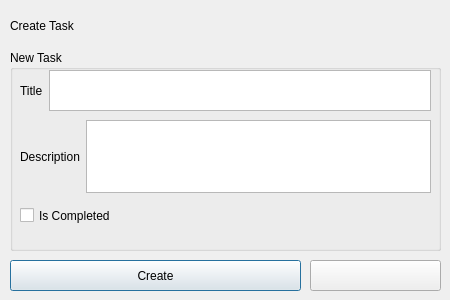
Qt form createtodo.ui (gboduljak/cross-tasky) before a commit.
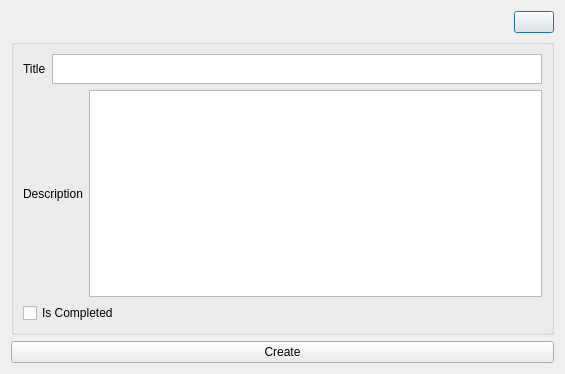
The same form after that commit. Icons and pictures are not drawn.

Commit message: implemented and finished create and details view, improved gui, added database

The edit to the form file:
```diff
--- a/createtodo.ui
+++ b/createtodo.ui
@@ -6,59 +6,107 @@
    <rect>
     <x>0</x>
     <y>0</y>
-    <width>450</width>
-    <height>300</height>
+    <width>565</width>
+    <height>374</height>
    </rect>
   </property>
   <property name="minimumSize">
    <size>
-    <width>450</width>
-    <height>300</height>
+    <width>500</width>
+    <height>350</height>
    </size>
   </property>
   <property name="maximumSize">
    <size>
-    <width>450</width>
-    <height>300</height>
+    <width>16777215</width>
+    <height>16777215</height>
    </size>
   </property>
   <property name="windowTitle">
    <string notr="true">Cross Tasky - Create Task</string>
   </property>
+  <layout class="QVBoxLayout" name="verticalLayout_2">
+   <item>
+    <layout class="QHBoxLayout" name="horizontalLayout_3">
+     <item>
   <widget class="QLabel" name="label">
-   <property name="geometry">
-    <rect>
-     <x>10</x>
-     <y>10</y>
-     <width>431</width>
-     <height>31</height>
-    </rect>
+       <property name="cursor">
+        <cursorShape>ArrowCursor</cursorShape>
    </property>
    <property name="text">
-    <string>Create Task</string>
-   </property>
-  </widget>
+        <string/>
+       </property>
+       <property name="pixmap">
+        <pixmap resource="resource.qrc">:/header-create.png</pixmap>
+       </property>
+      </widget>
+     </item>
+     <item>
+      <spacer name="horizontalSpacer">
+       <property name="orientation">
+        <enum>Qt::Horizontal</enum>
+       </property>
+       <property name="sizeHint" stdset="0">
+        <size>
+         <width>40</width>
+         <height>20</height>
+        </size>
+       </property>
+      </spacer>
+     </item>
+     <item>
+      <widget class="QPushButton" name="exitButton">
+       <property name="text">
+        <string/>
+       </property>
+       <property name="icon">
+        <iconset resource="resource.qrc">
+         <normaloff>:/icon-error.png</normaloff>:/icon-error.png</iconset>
+       </property>
+       <property name="iconSize">
+        <size>
+         <width>32</width>
+         <height>32</height>
+        </size>
+       </property>
+      </widget>
+     </item>
+    </layout>
+   </item>
+   <item>
   <widget class="QGroupBox" name="groupBox">
-   <property name="geometry">
-    <rect>
-     <x>10</x>
-     <y>50</y>
-     <width>431</width>
-     <height>201</height>
-    </rect>
-   </property>
    <property name="title">
-    <string>New Task</string>
-   </property>
-   <widget class="QWidget" name="layoutWidget">
-    <property name="geometry">
-     <rect>
-      <x>10</x>
-      <y>70</y>
-      <width>411</width>
-      <height>73</height>
-     </rect>
-    </property>
+      <string/>
+     </property>
+     <layout class="QVBoxLayout" name="verticalLayout">
+      <item>
+       <layout class="QHBoxLayout" name="horizontalLayout">
+        <item>
+         <widget class="QLabel" name="label_2">
+          <property name="text">
+           <string>Title</string>
+          </property>
+         </widget>
+        </item>
+        <item>
+         <widget class="QPlainTextEdit" name="titleText">
+          <property name="minimumSize">
+           <size>
+            <width>0</width>
+            <height>30</height>
+           </size>
+          </property>
+          <property name="maximumSize">
+           <size>
+            <width>16777215</width>
+            <height>30</height>
+           </size>
+          </property>
+         </widget>
+        </item>
+       </layout>
+      </item>
+      <item>
     <layout class="QHBoxLayout" name="horizontalLayout_2">
      <item>
       <widget class="QLabel" name="label_3">
@@ -71,73 +119,29 @@
       <widget class="QPlainTextEdit" name="descriptionText"/>
      </item>
     </layout>
-   </widget>
+      </item>
+      <item>
    <widget class="QCheckBox" name="isCompletedCheckBox">
-    <property name="geometry">
-     <rect>
-      <x>10</x>
-      <y>150</y>
-      <width>411</width>
-      <height>31</height>
-     </rect>
-    </property>
     <property name="text">
      <string>Is Completed</string>
     </property>
    </widget>
-   <widget class="QWidget" name="">
-    <property name="geometry">
-     <rect>
-      <x>10</x>
-      <y>20</y>
-      <width>411</width>
-      <height>41</height>
-     </rect>
-    </property>
-    <layout class="QHBoxLayout" name="horizontalLayout">
-     <item>
-      <widget class="QLabel" name="label_2">
-       <property name="text">
-        <string>Title</string>
-       </property>
-      </widget>
-     </item>
-     <item>
-      <widget class="QPlainTextEdit" name="titleText"/>
      </item>
     </layout>
    </widget>
-  </widget>
+   </item>
+   <item>
   <widget class="QPushButton" name="createButton">
-   <property name="geometry">
-    <rect>
-     <x>10</x>
-     <y>260</y>
-     <width>291</width>
-     <height>31</height>
-    </rect>
-   </property>
    <property name="text">
     <string>Create</string>
    </property>
-  </widget>
-  <widget class="QPushButton" name="cancelButton">
-   <property name="geometry">
-    <rect>
-     <x>310</x>
-     <y>260</y>
-     <width>131</width>
-     <height>31</height>
-    </rect>
-   </property>
-   <property name="text">
-    <string/>
-   </property>
    <property name="icon">
     <iconset resource="resource.qrc">
-     <normaloff>:/icon-error.jpg</normaloff>:/icon-error.jpg</iconset>
-   </property>
-  </widget>
+       <normaloff>:/icon-edit.png</normaloff>:/icon-edit.png</iconset>
+     </property>
+    </widget>
+   </item>
+  </layout>
  </widget>
  <resources>
   <include location="resource.qrc"/>
```
Left out of the diff: 10 changed lines with no effect on the pictures. Lines whose indentation alone changed are shown as unchanged. The commit also changes 29 other files.
